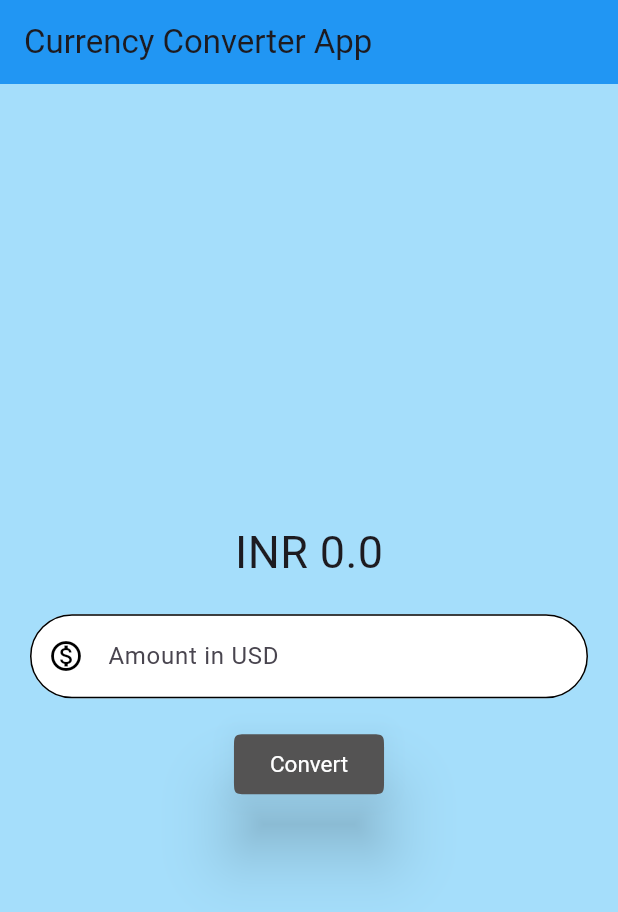
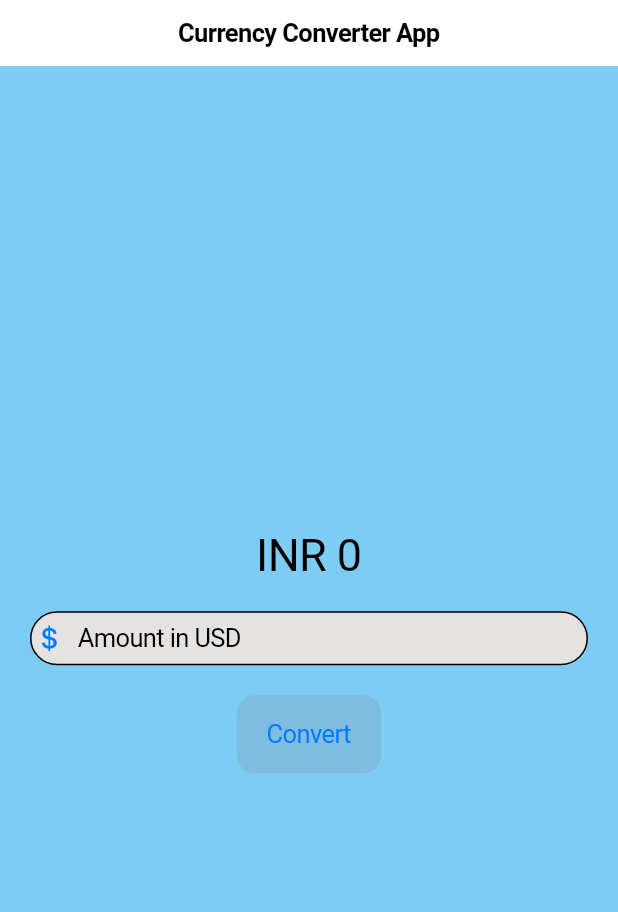
Before and after one commit to MissVintee/currency_convertor, a Flutter app: the screen it shows after launch, on a phone screen of 412 x 824 dp. Shown: the top 912 px of the screen. Run offline on Flutter 3.47's test engine with Material 3 defaults, Android fonts, the phone set to English and light mode, and no system bars.

Commit message:
added Cupertino currency converter page and update main app structure

```diff
--- /dev/null
+++ b/lib/currency_converter_cupertino_page.dart
@@ -0,0 +1,69 @@
+import'package:flutter/cupertino.dart';
+
+class CurrencyConverterCupertinoPage extends StatefulWidget {
+  const CurrencyConverterCupertinoPage({super.key});
+
+  @override
+  State<CurrencyConverterCupertinoPage> createState() => _CurrencyConverterCupertinoPageState();
+}
+
+class _CurrencyConverterCupertinoPageState extends State<CurrencyConverterCupertinoPage> {
+
+  double result = 0;
+  final TextEditingController textEditingController = TextEditingController();
+
+  void convert() {
+    setState(() {
+      result = (double.parse(textEditingController.text) * 86.86);
+    });
+  }
+
+  @override
+  void dispose() {
+    textEditingController.dispose();
+    super.dispose();
+  }
+
+  @override
+  Widget build(BuildContext context) {
+
+    return CupertinoPageScaffold(
+      backgroundColor: Color.fromARGB(255, 124, 204, 244),
+      child: Center(
+        child: Column(
+          mainAxisAlignment: MainAxisAlignment.center,
+          children: [
+            Text (
+              'INR ${ result!=0 ? result.toStringAsFixed(3): result.toStringAsFixed(0)}',
+              style: TextStyle(fontSize: 30),
+            ),
+            Padding(
+              padding: const EdgeInsets.all(20.0),
+              child: CupertinoTextField(
+                controller: textEditingController,
+
+                decoration: BoxDecoration(
+                  color: const Color.fromARGB(255, 229, 226, 226),
+                  border: Border.all(color: CupertinoColors.black),
+                  borderRadius: BorderRadius.circular(30),
+                ),
+
+                placeholder: 'Amount in USD',
+                placeholderStyle: TextStyle(color: CupertinoColors.black),
+                prefix: Icon(CupertinoIcons.money_dollar),
+
+                keyboardType: TextInputType.numberWithOptions(decimal: true),
+              ),
+            ),
+            CupertinoButton(
+              onPressed: () {convert();},
+              color: const Color.fromARGB(255, 127, 188, 223),
+              child: Text('Convert'),
+
+            ),
+          ],
+        ),
+      ),
+    );
+  }
+}
--- a/lib/currency_converter_material.dart
+++ b/lib/currency_converter_material.dart
@@ -12,6 +12,12 @@ class _CurrencyConverterMaterialPageState extends State<CurrencyConverterMateria
   final TextEditingController textEditingController = TextEditingController();
 
   @override
+  void dispose() {
+    textEditingController.dispose();
+    super.dispose();
+  }
+
+  @override
   Widget build(BuildContext context){
     final border = OutlineInputBorder(
       borderRadius: BorderRadius.circular(30),
@@ -23,7 +29,7 @@ class _CurrencyConverterMaterialPageState extends State<CurrencyConverterMateria
           mainAxisAlignment: MainAxisAlignment.center,
           children: [
             Text (
-              'INR $result',
+              'INR ${ result!=0 ? result.toStringAsFixed(3): result.toStringAsFixed(0)}',
               style: TextStyle(fontSize: 30),
             ),
             Padding(
--- a/lib/main.dart
+++ b/lib/main.dart
@@ -1,8 +1,10 @@
+import 'package:currency_convertor/currency_converter_cupertino_page.dart';
+import 'package:flutter/cupertino.dart';
 import 'package:flutter/material.dart';
 import 'currency_converter_material.dart';
 
 void main(){
-  runApp(MyApp());
+  runApp(MyCupertinoApp());
 }
 
 class MyApp extends StatelessWidget{
@@ -21,3 +23,20 @@ class MyApp extends StatelessWidget{
     );
   }
 }
+
+class MyCupertinoApp extends StatelessWidget {
+  const MyCupertinoApp({super.key});
+
+  @override
+  Widget build(BuildContext context) {
+    return CupertinoApp(
+      home: CupertinoPageScaffold(
+        navigationBar: CupertinoNavigationBar(
+          middle: Text('Currency Converter App'),
+          backgroundColor: Color.fromARGB(255, 165, 222, 251),
+        ),
+        child: CurrencyConverterCupertinoPage(),
+      ),
+    );
+  }
+}
```
